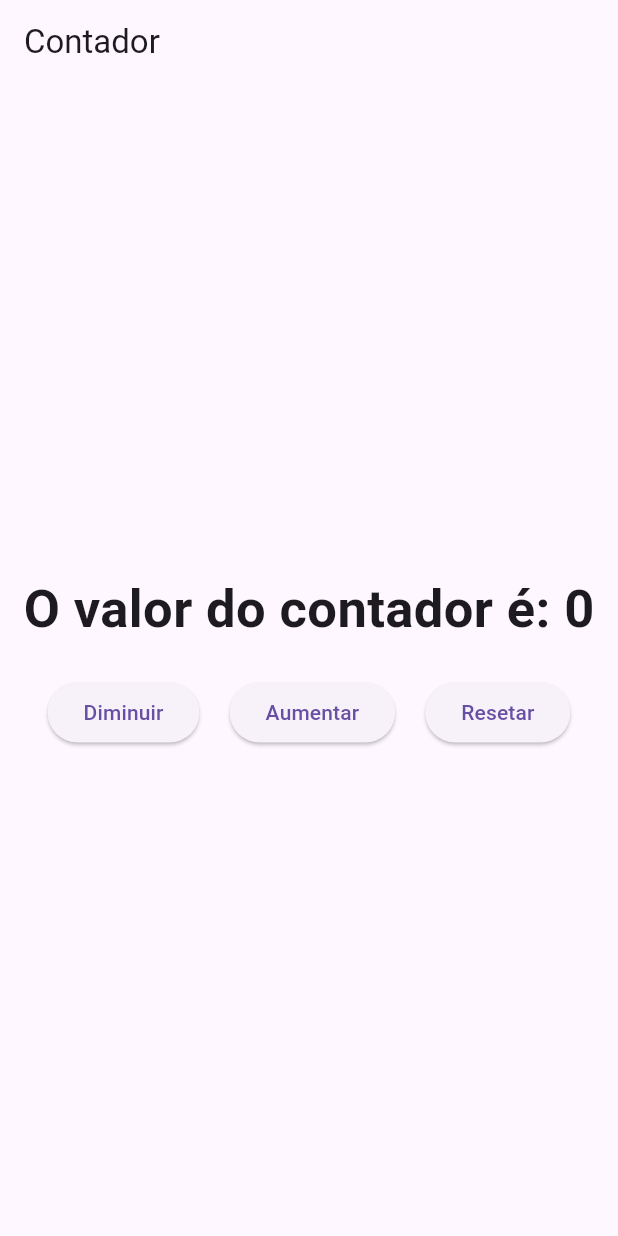
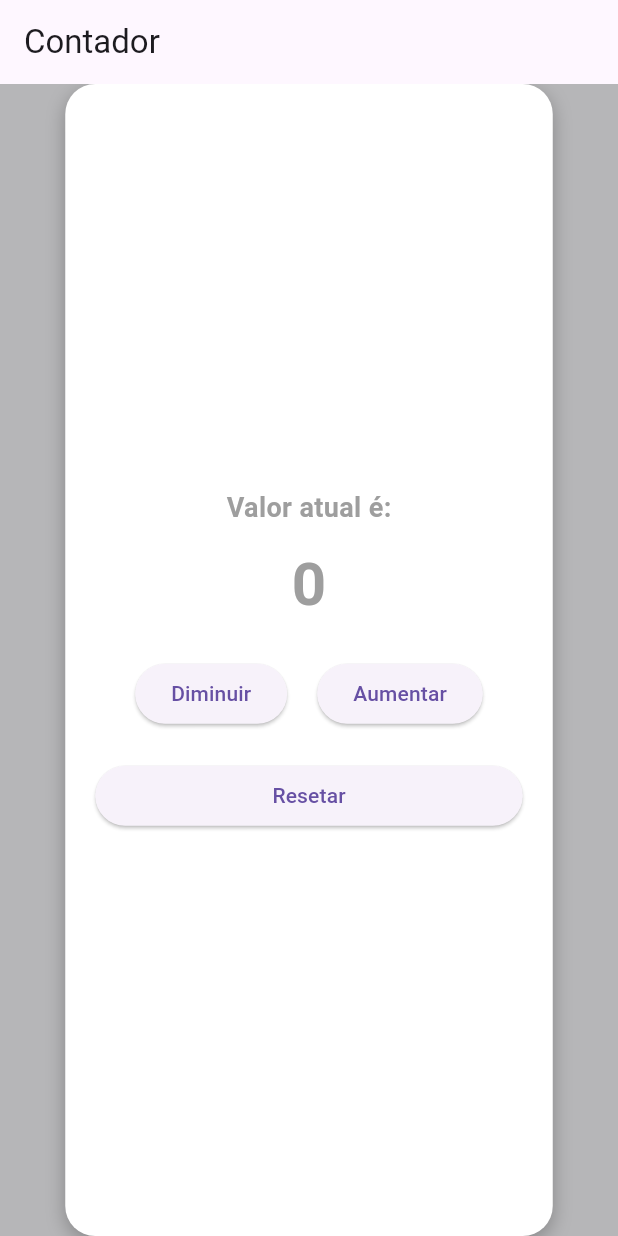
Before and after one commit to Matheus-Pinheiro1/Estudos_Flutter, a Flutter app: the screen it shows after launch, on a phone screen of 412 x 824 dp. Run offline on Flutter 3.47's test engine with Material 3 defaults, Android fonts, the phone set to English and light mode, and no system bars.

Commit message:
Commit Final do exercício 03 - Contador.

```diff
--- a/ex_03_contador/lib/main.dart
+++ b/ex_03_contador/lib/main.dart
@@ -48,17 +48,64 @@ class _CounterPageState extends State<CounterPage> {
   @override
   Widget build(BuildContext context) {
     return Scaffold(
+      backgroundColor: const Color.fromARGB(255, 182, 182, 184),
       appBar: AppBar(title: const Text('Contador')),
       body: Center(
+        child: Container(
+          width: 325,
+          padding: const EdgeInsets.all(20),
+          decoration: BoxDecoration(
+            color: Colors.white,
+            borderRadius: BorderRadius.circular(20),
+            boxShadow: const [
+              BoxShadow(
+                color: Colors.black26,
+                blurRadius: 10,
+                offset: Offset(0, 4),
+              ),
+            ],
+          ),
           child: Column(
             mainAxisAlignment: MainAxisAlignment.center,
             children: [
-            Text(
-              'O valor do contador é: $counter',
-              style: const TextStyle(fontSize: 35, fontWeight: FontWeight.bold),
+              buildLabel(),
+              const SizedBox(height: 10),
+              buildCounterValue(),
+              const SizedBox(height: 20),
+              buildButtonsRow(),
+              const SizedBox(height: 20),
+              buildResetButton(),
+            ],
           ),
-            const SizedBox(height: 20),
-            Row(
+        ),
+      ),
+    );
+  }
+
+  Widget buildLabel() {
+    return const Text(
+      'Valor atual é:',
+      style: TextStyle(
+        fontSize: 18,
+        fontWeight: FontWeight.bold,
+        color: Colors.grey,
+      ),
+    );
+  }
+
+  Widget buildCounterValue() {
+    return Text(
+      '$counter',
+      style: const TextStyle(
+        fontSize: 40,
+        fontWeight: FontWeight.bold,
+        color: Colors.grey,
+      ),
+    );
+  }
+
+  Widget buildButtonsRow() {
+    return Row(
       mainAxisAlignment: MainAxisAlignment.center,
       children: [
         ElevatedButton(
@@ -66,18 +113,21 @@ class _CounterPageState extends State<CounterPage> {
           child: const Text('Diminuir'),
         ),
         const SizedBox(width: 20),
-                ElevatedButton(onPressed: incrementCounter,
+        ElevatedButton(
+          onPressed: incrementCounter,
           child: const Text('Aumentar'),
         ),
-                const SizedBox(width: 20),
-                ElevatedButton(onPressed: resetCounter,
+      ],
+    );
+  }
+
+  Widget buildResetButton() {
+    return SizedBox(
+      width: double.infinity,
+      child: ElevatedButton(
+        onPressed: resetCounter,
         child: const Text('Resetar'),
       ),
-              ],
-            ),
-          ],
-        ),
-      )
     );
   }
 }
```
Lines whose indentation alone changed are shown as unchanged.
